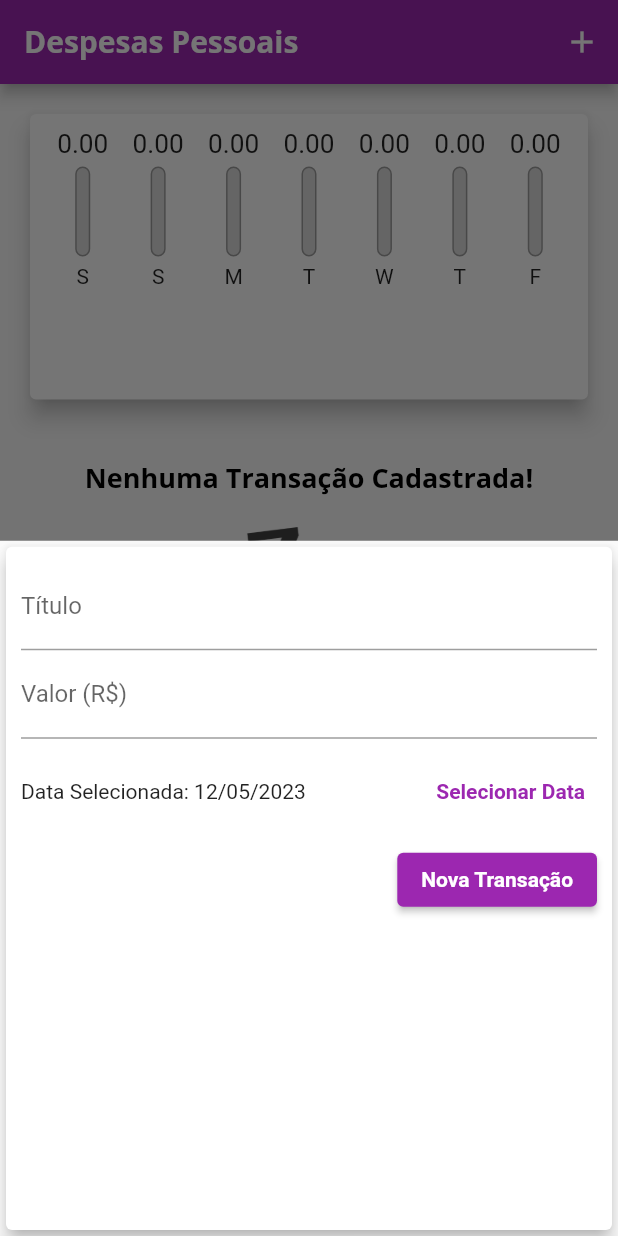
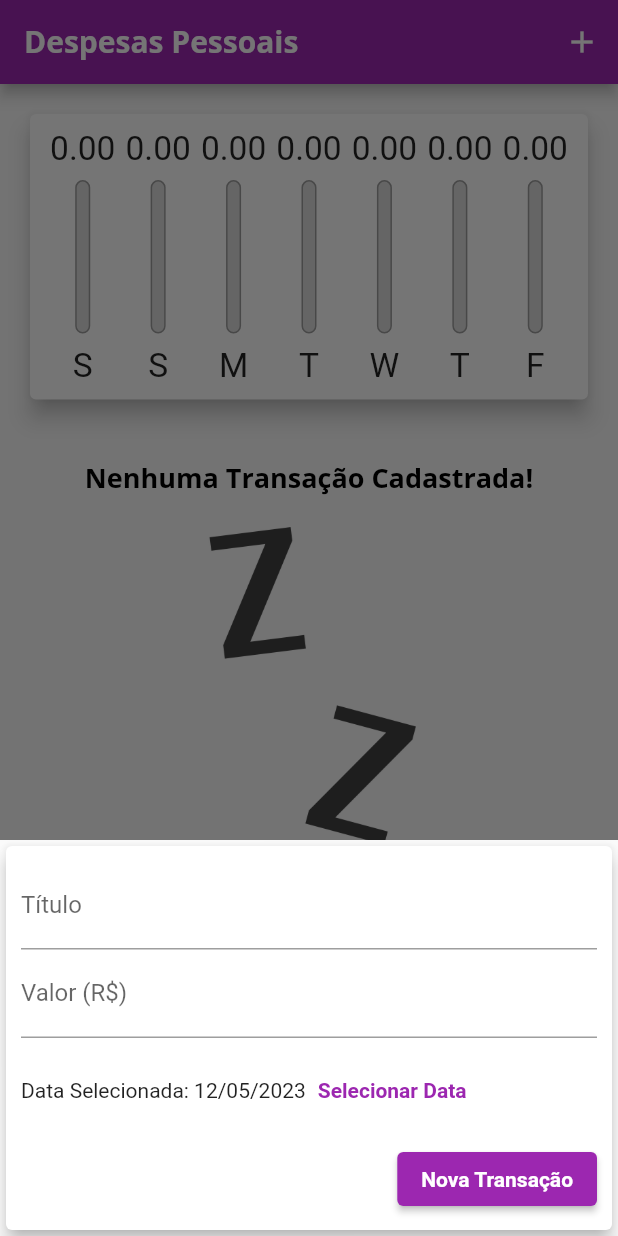
Before and after one commit to luiztrisoft/expenses, a Flutter app: the screen it shows after launch, after a tap on the "add" icon, on a phone screen of 412 x 824 dp. Run offline on Flutter 3.47's test engine with Material 2 defaults, Android fonts, the phone set to English and light mode, and no system bars.

Commit message:
App finalizado

```diff
--- /dev/null
+++ b/lib/components/adaptative_button.dart
@@ -0,0 +1,36 @@
+import 'dart:io';
+import 'package:flutter/cupertino.dart';
+import 'package:flutter/material.dart';
+
+class AdaptativeButton extends StatelessWidget {
+  final String label;
+  final Function() onPressed;
+
+  const AdaptativeButton(
+    this.label,
+    this.onPressed, {
+    Key? key,
+  }) : super(key: key);
+
+  @override
+  Widget build(BuildContext context) {
+    return Platform.isIOS
+        ? CupertinoButton(
+            child: Text(label),
+            onPressed: onPressed,
+            color: Theme.of(context).colorScheme.primary,
+            padding: const EdgeInsets.symmetric(
+              horizontal: 20,
+            ),
+          )
+        : ElevatedButton(
+            child: Text(
+              label,
+              style: TextStyle(
+                color: Theme.of(context).textTheme.button?.color,
+              ),
+            ),
+            onPressed: onPressed,
+          );
+  }
+}
--- /dev/null
+++ b/lib/components/adaptative_date_picker.dart
@@ -0,0 +1,66 @@
+import 'dart:io';
+import 'package:flutter/cupertino.dart';
+import 'package:flutter/material.dart';
+import 'package:intl/intl.dart';
+
+class AdaptativeDatePicker extends StatelessWidget {
+  final DateTime? selectedDate;
+  final Function(DateTime)? onDateChanged;
+
+  const AdaptativeDatePicker({
+    this.selectedDate,
+    this.onDateChanged,
+    Key? key,
+  }) : super(key: key);
+
+  _showDatePicker(BuildContext context) {
+    showDatePicker(
+      context: context,
+      initialDate: DateTime.now(),
+      firstDate: DateTime(2019),
+      lastDate: DateTime.now(),
+    ).then((pickedDate) {
+      if (pickedDate == null) {
+        return;
+      }
+
+      onDateChanged!(pickedDate);
+    });
+  }
+
+  @override
+  Widget build(BuildContext context) {
+    return Platform.isIOS
+        ? SizedBox(
+            height: 180,
+            child: CupertinoDatePicker(
+              mode: CupertinoDatePickerMode.date,
+              initialDateTime: DateTime.now(),
+              minimumDate: DateTime(2019),
+              maximumDate: DateTime.now(),
+              onDateTimeChanged: onDateChanged!,
+            ),
+          )
+        : SizedBox(
+            height: 70,
+            child: Row(
+              children: <Widget>[
+                Text(
+                  selectedDate == null
+                      ? 'Nenhuma data selecionada!'
+                      : 'Data Selecionada: ${DateFormat('dd/MM/y').format(selectedDate!)}',
+                ),
+                TextButton(
+                  child: const Text(
+                    'Selecionar Data',
+                    style: TextStyle(
+                      fontWeight: FontWeight.bold,
+                    ),
+                  ),
+                  onPressed: () => _showDatePicker(context),
+                )
+              ],
+            ),
+          );
+  }
+}
--- /dev/null
+++ b/lib/components/adaptative_text_field.dart
@@ -0,0 +1,46 @@
+import 'dart:io';
+import 'package:flutter/cupertino.dart';
+import 'package:flutter/material.dart';
+
+class AdaptativeTextField extends StatelessWidget {
+  final String? label;
+  final TextEditingController? controller;
+  final TextInputType keyboardType;
+  final Function(String)? onSubmitted;
+
+  const AdaptativeTextField({
+    this.label,
+    this.controller,
+    this.keyboardType = TextInputType.text,
+    this.onSubmitted,
+    Key? key,
+  }) : super(key: key);
+
+  @override
+  Widget build(BuildContext context) {
+    return Platform.isIOS
+        ? Padding(
+            padding: const EdgeInsets.only(
+              bottom: 10,
+            ),
+            child: CupertinoTextField(
+              controller: controller,
+              keyboardType: keyboardType,
+              onSubmitted: onSubmitted,
+              placeholder: label,
+              padding: const EdgeInsets.symmetric(
+                horizontal: 6,
+                vertical: 12,
+              ),
+            ),
+          )
+        : TextField(
+            controller: controller,
+            keyboardType: keyboardType,
+            onSubmitted: onSubmitted,
+            decoration: InputDecoration(
+              labelText: label,
+            ),
+          );
+  }
+}
--- a/lib/components/chart_bar.dart
+++ b/lib/components/chart_bar.dart
@@ -14,17 +14,19 @@ class ChartBar extends StatelessWidget {
 
   @override
   Widget build(BuildContext context) {
+    return LayoutBuilder(
+      builder: (ctx, constraints) {
         return Column(
           children: [
             SizedBox(
-          height: 20,
+              height: constraints.maxHeight * 0.15,
               child: FittedBox(
-            child: Text('${value!.toStringAsFixed(2)}'),
+                child: Text(value!.toStringAsFixed(2)),
               ),
             ),
-        const SizedBox(height: 5),
+            SizedBox(height: constraints.maxHeight * 0.05),
             SizedBox(
-          height: 60,
+              height: constraints.maxHeight * 0.6,
               width: 10,
               child: Stack(
                 alignment: Alignment.bottomCenter,
@@ -51,9 +53,16 @@ class ChartBar extends StatelessWidget {
                 ],
               ),
             ),
-        const SizedBox(height: 5),
-        Text(label!),
+            SizedBox(height: constraints.maxHeight * 0.05),
+            SizedBox(
+              height: constraints.maxHeight * 0.15,
+              child: FittedBox(
+                child: Text(label!),
+              ),
+            ),
           ],
+        );
+      },
     );
   }
 }
--- a/lib/components/transaction_form.dart
+++ b/lib/components/transaction_form.dart
@@ -1,5 +1,7 @@
 import 'package:flutter/material.dart';
-import 'package:intl/intl.dart';
+import 'adaptative_button.dart';
+import 'adaptative_text_field.dart';
+import 'adaptative_date_picker.dart';
 
 class TransactionForm extends StatefulWidget {
   final void Function(String, double, DateTime) onSubmit;
@@ -26,87 +28,53 @@ class _TransactionFormState extends State<TransactionForm> {
     widget.onSubmit(title, value, _selectedDate!);
   }
 
-  _showDatePicker() {
-    showDatePicker(
-      context: context,
-      initialDate: DateTime.now(),
-      firstDate: DateTime(2019),
-      lastDate: DateTime.now(),
-    ).then((pickedDate) {
-      if (pickedDate == null) {
-        return;
-      }
-
-      setState(() {
-        _selectedDate = pickedDate;
-      });
-    });
-  }
-
   @override
   Widget build(BuildContext context) {
-    return Card(
+    return SingleChildScrollView(
+      child: Card(
         elevation: 5,
         child: Padding(
-        padding: const EdgeInsets.all(10),
+          padding: EdgeInsets.only(
+            top: 10,
+            right: 10,
+            left: 10,
+            bottom: 10 + MediaQuery.of(context).viewInsets.bottom,
+          ),
           child: Column(
             children: [
-            TextField(
+              AdaptativeTextField(
+                label: 'Título',
                 controller: _titleController,
-              onSubmitted: (_) => _submitForm(),
-              decoration: const InputDecoration(
-                labelText: 'Título',
+                onSubmitted: (_) => _submitForm,
               ),
-            ),
-            TextField(
+              AdaptativeTextField(
+                label: 'Valor (R\$)',
                 controller: _valueController,
                 keyboardType:
                     const TextInputType.numberWithOptions(decimal: true),
-              onSubmitted: (_) => _submitForm(),
-              decoration: const InputDecoration(
-                labelText: 'Valor (R\$)',
+                onSubmitted: (_) => _submitForm,
               ),
-            ),
-            SizedBox(
-              height: 70,
-              child: Row(
-                children: <Widget>[
-                  Expanded(
-                    child: Text(
-                      _selectedDate == null
-                          ? 'Nenhuma data selecionada!'
-                          : 'Data Selecionada: ${DateFormat('dd/MM/y').format(_selectedDate!)}',
-                    ),
-                  ),
-                  TextButton(
-                    child: const Text(
-                      'Selecionar Data',
-                      style: TextStyle(
-                        fontWeight: FontWeight.bold,
-                      ),
-                    ),
-                    onPressed: _showDatePicker,
-                  )
-                ],
-              ),
+              AdaptativeDatePicker(
+                selectedDate: _selectedDate,
+                onDateChanged: (newDate) {
+                  setState(() {
+                    _selectedDate = newDate;
+                  });
+                },
               ),
               Row(
                 mainAxisAlignment: MainAxisAlignment.end,
                 children: <Widget>[
-                ElevatedButton(
-                  child: Text(
+                  AdaptativeButton(
                     'Nova Transação',
-                    style: TextStyle(
-                      color: Theme.of(context).textTheme.button?.color,
-                    ),
-                  ),
-                  onPressed: _submitForm,
+                    _submitForm,
                   ),
                 ],
               ),
             ],
           ),
         ),
+      ),
     );
   }
 }
--- a/lib/components/transaction_list.dart
+++ b/lib/components/transaction_list.dart
@@ -1,6 +1,6 @@
 import 'package:flutter/material.dart';
+import './transaction_item.dart';
 import '../models/transaction.dart';
-import 'package:intl/intl.dart';
 
 class TransactionList extends StatelessWidget {
   final List<Transaction> transactions;
@@ -12,7 +12,9 @@ class TransactionList extends StatelessWidget {
   @override
   Widget build(BuildContext context) {
     return transactions.isEmpty
-        ? Column(
+        ? LayoutBuilder(
+            builder: (ctx, constraints) {
+              return Column(
                 children: [
                   const SizedBox(height: 20),
                   Text(
@@ -21,55 +23,35 @@ class TransactionList extends StatelessWidget {
                   ),
                   const SizedBox(height: 20),
                   SizedBox(
-                height: 200,
+                    height: constraints.maxHeight * 0.6,
                     child: Image.asset(
                       'assets/images/waiting.png',
                       fit: BoxFit.cover,
                     ),
                   ),
                 ],
+              );
+            },
           )
         : ListView.builder(
             itemCount: transactions.length,
             itemBuilder: (ctx, index) {
               final tr = transactions[index];
-              return Card(
-                elevation: 5,
-                margin: const EdgeInsets.symmetric(
-                  vertical: 8,
-                  horizontal: 5,
-                ),
-                child: ListTile(
-                  leading: CircleAvatar(
-                    backgroundColor: Colors.purple,
-                    radius: 30,
-                    child: Padding(
-                      padding: const EdgeInsets.all(6),
-                      child: FittedBox(
-                        child: Text(
-                          'R\$${tr.value}',
-                          style: const TextStyle(
-                            color: Colors.white,
-                          ),
-                        ),
-                      ),
-                    ),
-                  ),
-                  title: Text(
-                    tr.title,
-                    style: Theme.of(context).textTheme.headline6,
-                  ),
-                  subtitle: Text(
-                    DateFormat('d MMM y').format(tr.date),
-                  ),
-                  trailing: IconButton(
-                    icon: const Icon(Icons.delete),
-                    color: Theme.of(context).errorColor,
-                    onPressed: () => onRemove(tr.id),
-                  ),
-                ),
+              return TransactionItem(
+                key: GlobalObjectKey(tr.id),
+                tr: tr,
+                onRemove: onRemove,
               );
             },
           );
+    // ListView(
+    //     children: transactions.map((tr) {
+    //       return TransactionItem(
+    //         key: ValueKey(tr.id),
+    //         tr: tr,
+    //         onRemove: onRemove,
+    //       );
+    //     }).toList(),
+    //   );
   }
 }
--- a/lib/main.dart
+++ b/lib/main.dart
@@ -1,6 +1,10 @@
+import 'dart:math';
+import 'dart:io';
+
 import 'package:expenses/components/transaction_form.dart';
 import 'package:flutter/material.dart';
-import 'dart:math';
+import 'package:flutter/cupertino.dart';
+
 import 'components/transaction_form.dart';
 import 'components/transaction_list.dart';
 import 'components/chart.dart';
@@ -54,6 +58,7 @@ class MyHomePage extends StatefulWidget {
 
 class _MyHomePageState extends State<MyHomePage> {
   final List<Transaction> _transactions = [];
+  bool _showChart = false;
 
   List<Transaction> get _recentTransactions {
     return _transactions.where((tr) {
@@ -93,44 +98,104 @@ class _MyHomePageState extends State<MyHomePage> {
     );
   }
 
+  Widget _getIconButton(IconData icon, Function() fn) {
+    return Platform.isIOS
+        ? GestureDetector(onTap: fn, child: Icon(icon))
+        : IconButton(icon: Icon(icon), onPressed: fn);
+  }
+
   @override
   Widget build(BuildContext context) {
-    final appBar = AppBar(
+    final mediaQuery = MediaQuery.of(context);
+    bool isLandscape = mediaQuery.orientation == Orientation.landscape;
+
+    final iconList = Platform.isIOS ? CupertinoIcons.refresh : Icons.list;
+    final chartList =
+        Platform.isIOS ? CupertinoIcons.refresh : Icons.show_chart;
+
+    final actions = [
+      if (isLandscape)
+        _getIconButton(
+          _showChart ? iconList : chartList,
+          () {
+            setState(() {
+              _showChart = !_showChart;
+            });
+          },
+        ),
+      _getIconButton(
+        Platform.isIOS ? CupertinoIcons.add : Icons.add,
+        () => _openTransactionFormModal(context),
+      ),
+    ];
+
+    final PreferredSizeWidget appBar = AppBar(
       title: const Text('Despesas Pessoais'),
-      actions: [
-        IconButton(
-          icon: const Icon(Icons.add),
-          onPressed: () => _openTransactionFormModal(context),
-        ),
-      ],
+      actions: actions,
     );
 
-    final availableHeight = MediaQuery.of(context).size.height -
+    final availableHeight = mediaQuery.size.height -
         appBar.preferredSize.height -
-        MediaQuery.of(context).padding.top;
+        mediaQuery.padding.top;
 
-    return Scaffold(
-      appBar: appBar,
-      body: SingleChildScrollView(
+    final bodyPage = SafeArea(
+      child: SingleChildScrollView(
         child: Column(
           crossAxisAlignment: CrossAxisAlignment.stretch,
           children: [
+            // if (isLandscape)
+            //   Row(
+            //     mainAxisAlignment: MainAxisAlignment.center,
+            //     children: [
+            //       const Text('Exibir Gráfico'),
+            //       Switch.adaptive(
+            //         activeColor: Theme.of(context).colorScheme.secondary,
+            //         value: _showChart,
+            //         onChanged: (value) {
+            //           setState(() {
+            //             _showChart = value;
+            //           });
+            //         },
+            //       ),
+            //     ],
+            //   ),
+            if (_showChart || !isLandscape)
               SizedBox(
-              height: availableHeight * 0.3,
+                height: availableHeight * (isLandscape ? 0.8 : 0.3),
                 child: Chart(_recentTransactions),
               ),
+            if (!_showChart || !isLandscape)
               SizedBox(
-              height: availableHeight * 0.7,
+                height: availableHeight * (isLandscape ? 1 : 0.7),
                 child: TransactionList(_transactions, _removeTransaction),
               ),
           ],
         ),
       ),
-      floatingActionButton: FloatingActionButton(
+    );
+
+    return Platform.isIOS
+        ? CupertinoPageScaffold(
+            navigationBar: CupertinoNavigationBar(
+              middle: const Text('Despesas Pessoais'),
+              trailing: Row(
+                mainAxisSize: MainAxisSize.min,
+                children: actions,
+              ),
+            ),
+            child: bodyPage,
+          )
+        : Scaffold(
+            appBar: appBar,
+            body: bodyPage,
+            floatingActionButton: Platform.isIOS
+                ? Container()
+                : FloatingActionButton(
                     child: const Icon(Icons.add),
                     onPressed: () => _openTransactionFormModal(context),
                   ),
-      floatingActionButtonLocation: FloatingActionButtonLocation.centerFloat,
+            floatingActionButtonLocation:
+                FloatingActionButtonLocation.centerFloat,
           );
   }
 }
```
Also changed, not shown: lib/components/transaction_item.dart (added, +88 -0 lines). Lines whose indentation alone changed are shown as unchanged.
